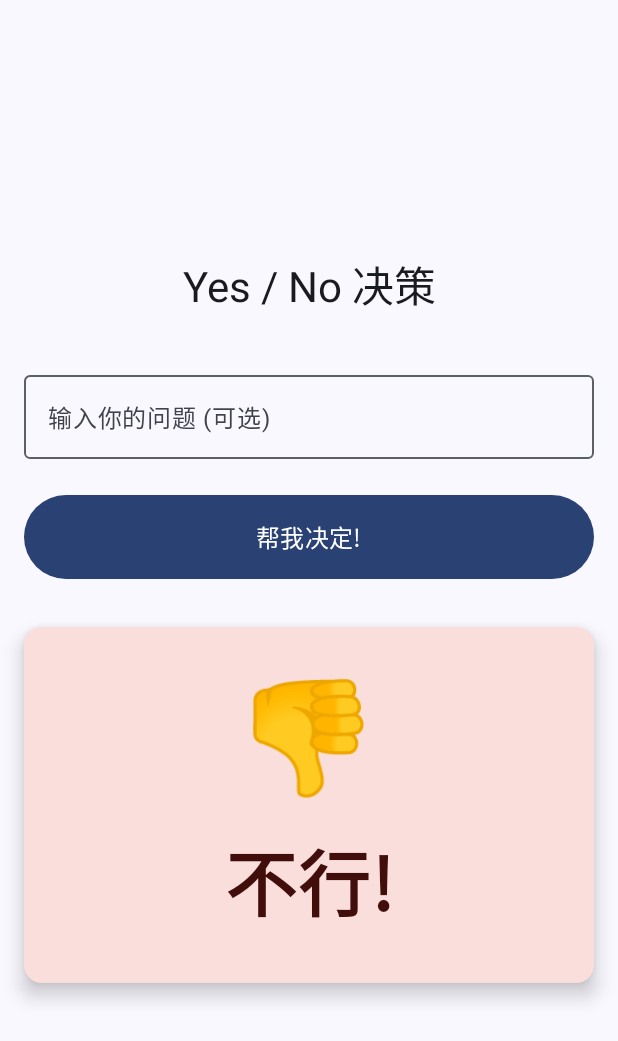
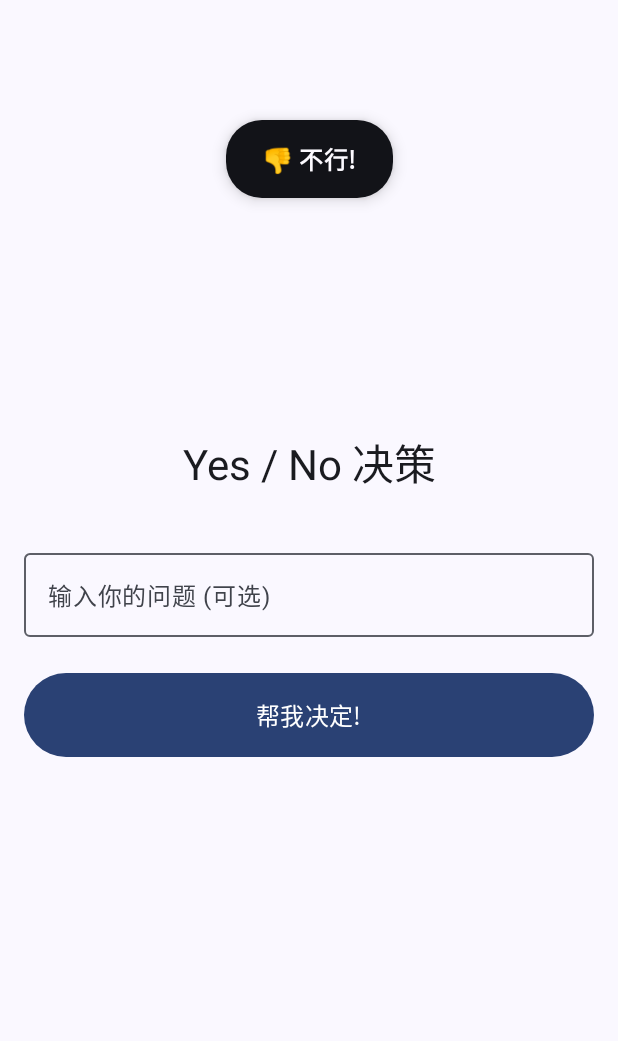
Before and after one commit to uOySsElNu/CHOICE_PARALYSIS, an Android app built with Jetpack Compose: the composable YesNoScreen shown on its own in the app's theme, after a tap on "帮我决定!", on a phone screen of 412 x 824 dp. Shown: the top 1041 px of the screen. Run offline under Robolectric (Android 15) with nearby library versions, the phone set to English and light mode, and no system bars.

Commit message:
fix: v1.2.2 - 修复转盘结果一致性、结果展示优化
- 修复转盘结果与指示器位置不一致的问题
- 将结果展示从阻断式卡片改为轻提示Toast样式
- 设置页弹窗内容支持滚动查看
- 优化动画曲线和用户体验

Co-Authored-By: Claude Opus 4.7 <noreply@anthropic.com>

```diff
--- a/app/build.gradle.kts
+++ b/app/build.gradle.kts
@@ -16,8 +16,8 @@ android {
         applicationId = "com.choiceparalysis.turntable"
         minSdk = 34
         targetSdk = 36
-        versionCode = 3
-        versionName = "1.2.1"
+        versionCode = 4
+        versionName = "1.2.2"
 
         testInstrumentationRunner = "androidx.test.runner.AndroidJUnitRunner"
     }
--- /dev/null
+++ b/app/src/main/java/com/choiceparalysis/turntable/ui/components/ResultToast.kt
@@ -0,0 +1,75 @@
+package com.choiceparalysis.turntable.ui.components
+
+import androidx.compose.animation.AnimatedVisibility
+import androidx.compose.animation.core.MutableTransitionState
+import androidx.compose.animation.core.tween
+import androidx.compose.animation.fadeIn
+import androidx.compose.animation.fadeOut
+import androidx.compose.animation.slideInVertically
+import androidx.compose.animation.slideOutVertically
+import androidx.compose.foundation.layout.padding
+import androidx.compose.foundation.shape.RoundedCornerShape
+import androidx.compose.material3.Card
+import androidx.compose.material3.CardDefaults
+import androidx.compose.material3.MaterialTheme
+import androidx.compose.material3.Text
+import androidx.compose.runtime.Composable
+import androidx.compose.runtime.LaunchedEffect
+import androidx.compose.runtime.remember
+import androidx.compose.ui.Alignment
+import androidx.compose.ui.Modifier
+import androidx.compose.ui.text.font.FontWeight
+import androidx.compose.ui.text.style.TextAlign
+import androidx.compose.ui.unit.dp
+import androidx.compose.ui.unit.sp
+import kotlinx.coroutines.delay
+
+@Composable
+fun ResultToast(
+    result: String?,
+    modifier: Modifier = Modifier,
+    displayDurationMs: Long = 2500L,
+    onDismiss: () -> Unit = {},
+) {
+    val visibleState = remember { MutableTransitionState(false) }
+    visibleState.targetState = result != null
+
+    LaunchedEffect(result) {
+        if (result != null) {
+            delay(displayDurationMs)
+            visibleState.targetState = false
+            delay(400) // Wait for exit animation
+            onDismiss()
+        }
+    }
+
+    AnimatedVisibility(
+        visibleState = visibleState,
+        modifier = modifier,
+        enter = fadeIn(tween(300, easing = StandardEasing.EaseOutCubic)) +
+                slideInVertically(
+                    tween(400, easing = StandardEasing.EaseOutCubic)
+                ) { it / 2 },
+        exit = fadeOut(tween(300, easing = StandardEasing.EaseInCubic)) +
+               slideOutVertically(
+                   tween(300, easing = StandardEasing.EaseInCubic)
+               ) { it / 2 }
+    ) {
+        Card(
+            shape = RoundedCornerShape(24.dp),
+            colors = CardDefaults.cardColors(
+                containerColor = MaterialTheme.colorScheme.inverseSurface
+            ),
+            elevation = CardDefaults.cardElevation(defaultElevation = 6.dp)
+        ) {
+            Text(
+                text = result ?: "",
+                modifier = Modifier.padding(horizontal = 24.dp, vertical = 14.dp),
+                style = MaterialTheme.typography.titleMedium,
+                fontWeight = FontWeight.Bold,
+                color = MaterialTheme.colorScheme.inverseOnSurface,
+                textAlign = TextAlign.Center
+            )
+        }
+    }
+}
--- a/app/src/main/java/com/choiceparalysis/turntable/ui/yesno/YesNoScreen.kt
+++ b/app/src/main/java/com/choiceparalysis/turntable/ui/yesno/YesNoScreen.kt
@@ -1,13 +1,7 @@
 package com.choiceparalysis.turntable.ui.yesno
 
-import androidx.compose.animation.AnimatedVisibility
-import androidx.compose.animation.core.MutableTransitionState
-import androidx.compose.animation.core.tween
-import androidx.compose.animation.fadeIn
-import androidx.compose.animation.scaleIn
-import androidx.compose.animation.slideInVertically
-import com.choiceparalysis.turntable.ui.components.StandardEasing
 import androidx.compose.foundation.layout.Arrangement
+import androidx.compose.foundation.layout.Box
 import androidx.compose.foundation.layout.Column
 import androidx.compose.foundation.layout.Spacer
 import androidx.compose.foundation.layout.fillMaxSize
@@ -15,22 +9,17 @@ import androidx.compose.foundation.layout.fillMaxWidth
 import androidx.compose.foundation.layout.height
 import androidx.compose.foundation.layout.padding
 import androidx.compose.material3.Button
-import androidx.compose.material3.Card
-import androidx.compose.material3.CardDefaults
 import androidx.compose.material3.MaterialTheme
 import androidx.compose.material3.OutlinedTextField
 import androidx.compose.material3.Text
 import androidx.compose.runtime.Composable
 import androidx.compose.runtime.collectAsState
 import androidx.compose.runtime.getValue
-import androidx.compose.runtime.remember
 import androidx.compose.ui.Alignment
 import androidx.compose.ui.Modifier
-import androidx.compose.ui.text.font.FontWeight
-import androidx.compose.ui.text.style.TextAlign
 import androidx.compose.ui.unit.dp
-import androidx.compose.ui.unit.sp
 import androidx.lifecycle.viewmodel.compose.viewModel
+import com.choiceparalysis.turntable.ui.components.ResultToast
 import com.choiceparalysis.turntable.viewmodel.YesNoResult
 import com.choiceparalysis.turntable.viewmodel.YesNoViewModel
 
@@ -43,8 +32,11 @@ fun YesNoScreen(
     val isAnimating by viewModel.isAnimating.collectAsState()
     val customQuestion by viewModel.customQuestion.collectAsState()
 
+    Box(
+        modifier = modifier.fillMaxSize()
+    ) {
         Column(
-        modifier = modifier
+            modifier = Modifier
                 .fillMaxSize()
                 .padding(16.dp),
             horizontalAlignment = Alignment.CenterHorizontally,
@@ -82,51 +74,18 @@ fun YesNoScreen(
             }
 
             Spacer(modifier = Modifier.height(32.dp))
+        }
 
-        // Result
-        val visibleState = remember { MutableTransitionState(false) }
-        visibleState.targetState = result != null
-
-        AnimatedVisibility(
-            visibleState = visibleState,
-            enter = fadeIn(tween(400, easing = StandardEasing.EaseOutCubic)) +
-                    scaleIn(tween(400, easing = StandardEasing.EaseOutCubic)) +
-                    slideInVertically(
-                        tween(400, easing = StandardEasing.EaseOutCubic)
-                    ) { it / 3 }
-        ) {
+        // Result Toast
         result?.let { yesNoResult ->
-                Card(
-                    modifier = Modifier.fillMaxWidth(),
-                    colors = CardDefaults.cardColors(
-                        containerColor = when (yesNoResult) {
-                            YesNoResult.YES -> MaterialTheme.colorScheme.primaryContainer
-                            YesNoResult.NO -> MaterialTheme.colorScheme.errorContainer
-                            YesNoResult.MAYBE -> MaterialTheme.colorScheme.tertiaryContainer
-                        }
-                    ),
-                    elevation = CardDefaults.cardElevation(defaultElevation = 8.dp)
-                ) {
-                    Column(
+            val displayText = "${yesNoResult.emoji} ${yesNoResult.displayName}"
+            ResultToast(
+                result = displayText,
                 modifier = Modifier
-                            .fillMaxWidth()
-                            .padding(32.dp),
-                        horizontalAlignment = Alignment.CenterHorizontally
-                    ) {
-                        Text(
-                            text = yesNoResult.emoji,
-                            fontSize = 72.sp
-                        )
-                        Spacer(modifier = Modifier.height(16.dp))
-                        Text(
-                            text = yesNoResult.displayName,
-                            fontSize = 48.sp,
-                            fontWeight = FontWeight.Bold,
-                            textAlign = TextAlign.Center
+                    .align(Alignment.TopCenter)
+                    .padding(top = 80.dp),
+                onDismiss = { viewModel.clearResult() }
             )
         }
     }
 }
-        }
-    }
-}
```
Also changed, not shown: app/src/main/java/com/choiceparalysis/turntable/ui/coindice/CoinDiceScreen.kt (+24 -17 lines), app/src/main/java/com/choiceparalysis/turntable/ui/home/SpinWheelScreen.kt (+12 -6 lines), app/src/main/java/com/choiceparalysis/turntable/ui/settings/SettingsScreen.kt (+12 -0 lines), app/src/main/java/com/choiceparalysis/turntable/viewmodel/SpinWheelViewModel.kt (+8 -1 lines). Lines whose indentation alone changed are shown as unchanged.
